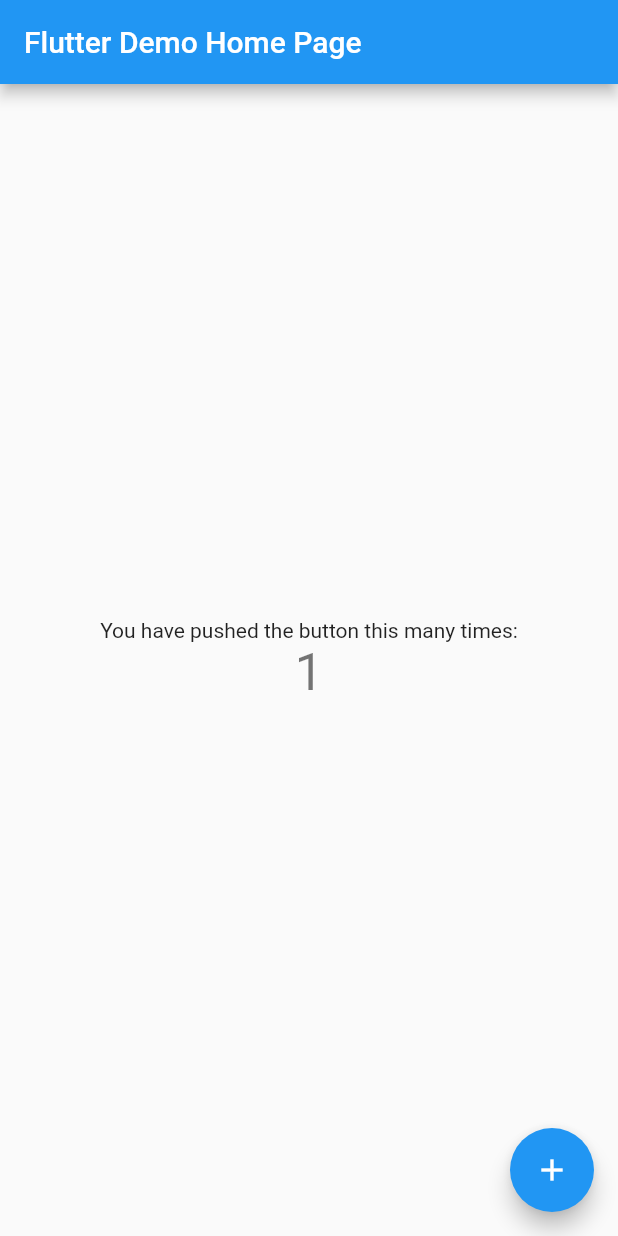
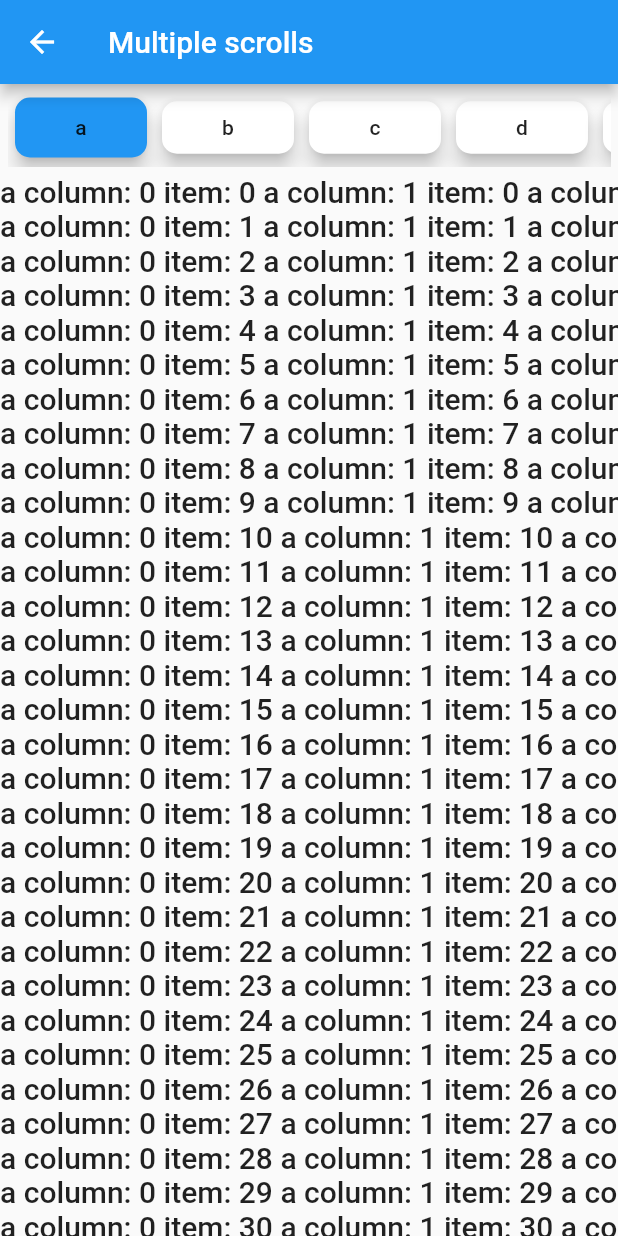
Before and after one commit to ivofernandes/anchor_tabs, a Flutter app: the screen it shows after launch, after a tap on the "add" icon, on a phone screen of 412 x 824 dp. Run offline on Flutter 3.47's test engine with Material 2 defaults, Android fonts, the phone set to English and light mode, and no system bars; our stand-ins replace visibility_detector.

Commit message:
Anchor tabs working with an example

```diff
--- a/example/lib/main.dart
+++ b/example/lib/main.dart
@@ -1,3 +1,5 @@
+import 'package:anchor_tabs/anchor_tabs.dart';
+import 'package:example/multi_scroll_example.dart';
 import 'package:flutter/material.dart';
 
 void main() {
@@ -5,111 +7,70 @@
 }
 
 class MyApp extends StatelessWidget {
-  const MyApp({Key? key}) : super(key: key);
+  const MyApp();
 
-  // This widget is the root of your application.
   @override
   Widget build(BuildContext context) {
     return MaterialApp(
-      title: 'Flutter Demo',
-      theme: ThemeData(
-        // This is the theme of your application.
-        //
-        // Try running your application with "flutter run". You'll see the
-        // application has a blue toolbar. Then, without quitting the app, try
-        // changing the primarySwatch below to Colors.green and then invoke
-        // "hot reload" (press "r" in the console where you ran "flutter run",
-        // or simply save your changes to "hot reload" in a Flutter IDE).
-        // Notice that the counter didn't reset back to zero; the application
-        // is not restarted.
-        primarySwatch: Colors.blue,
+        title: 'Flutter Demo',
+        theme: ThemeData.light(),
+        debugShowCheckedModeBanner: false,
+        home: Builder(
+          builder: (context) => Scaffold(
+            appBar: AppBar(
+              title: Text('Anchor tabs example'),
+              actions: [
+                IconButton(
+                  icon: Icon(
+                    Icons.add,
+                  ),
+                  onPressed: () => Navigator.push(
+                    context,
+                    MaterialPageRoute(builder: (context) {
+                      return MultiScrollExample();
+                    }),
+                  ),
+                )
+              ],
+            ),
+            body: SimpleExample(),
+          ),
+        ));
+  }
+}
+
+class SimpleExample extends StatelessWidget {
+  @override
+  Widget build(BuildContext context) {
+    List<String> tabsText = ['a', 'b', 'c', 'd', 'e', 'f', 'g', 'h', 'i', 'j'];
+
+    List<Widget> tabs = [];
+    List<Widget> body = [];
+
+    for (var element in tabsText) {
+      // Create a tab item
+      tabs.add(Text(element));
+
+      // Create a target item
+      body.add(ListView.builder(
+          scrollDirection: Axis.vertical,
+          shrinkWrap: true,
+          controller: ScrollController(),
+          itemCount: 40,
+          itemBuilder: (BuildContext ctxt, int i) {
+            return Text('$element  $i',
+                style: Theme.of(ctxt).textTheme.headline6);
+          }));
+    }
+
+    return Container(
+      margin: const EdgeInsets.all(10),
+      child: Column(
+        children: [
+          const Text('Simple example of anchor tabs'),
+          Expanded(child: AnchorTabPanel(tabs: tabs, body: body)),
+        ],
       ),
-      home: const MyHomePage(title: 'Flutter Demo Home Page'),
     );
   }
 }
-
-class MyHomePage extends StatefulWidget {
-  const MyHomePage({Key? key, required this.title}) : super(key: key);
-
-  // This widget is the home page of your application. It is stateful, meaning
-  // that it has a State object (defined below) that contains fields that affect
-  // how it looks.
-
-  // This class is the configuration for the state. It holds the values (in this
-  // case the title) provided by the parent (in this case the App widget) and
-  // used by the build method of the State. Fields in a Widget subclass are
-  // always marked "final".
-
-  final String title;
-
-  @override
-  State<MyHomePage> createState() => _MyHomePageState();
-}
-
-class _MyHomePageState extends State<MyHomePage> {
-  int _counter = 0;
-
-  void _incrementCounter() {
-    setState(() {
-      // This call to setState tells the Flutter framework that something has
-      // changed in this State, which causes it to rerun the build method below
-      // so that the display can reflect the updated values. If we changed
-      // _counter without calling setState(), then the build method would not be
-      // called again, and so nothing would appear to happen.
-      _counter++;
-    });
-  }
-
-  @override
-  Widget build(BuildContext context) {
-    // This method is rerun every time setState is called, for instance as done
-    // by the _incrementCounter method above.
-    //
-    // The Flutter framework has been optimized to make rerunning build methods
-    // fast, so that you can just rebuild anything that needs updating rather
-    // than having to individually change instances of widgets.
-    return Scaffold(
-      appBar: AppBar(
-        // Here we take the value from the MyHomePage object that was created by
-        // the App.build method, and use it to set our appbar title.
-        title: Text(widget.title),
-      ),
-      body: Center(
-        // Center is a layout widget. It takes a single child and positions it
-        // in the middle of the parent.
-        child: Column(
-          // Column is also a layout widget. It takes a list of children and
-          // arranges them vertically. By default, it sizes itself to fit its
-          // children horizontally, and tries to be as tall as its parent.
-          //
-          // Invoke "debug painting" (press "p" in the console, choose the
-          // "Toggle Debug Paint" action from the Flutter Inspector in Android
-          // Studio, or the "Toggle Debug Paint" command in Visual Studio Code)
-          // to see the wireframe for each widget.
-          //
-          // Column has various properties to control how it sizes itself and
-          // how it positions its children. Here we use mainAxisAlignment to
-          // center the children vertically; the main axis here is the vertical
-          // axis because Columns are vertical (the cross axis would be
-          // horizontal).
-          mainAxisAlignment: MainAxisAlignment.center,
-          children: <Widget>[
-            const Text(
-              'You have pushed the button this many times:',
-            ),
-            Text(
-              '$_counter',
-              style: Theme.of(context).textTheme.headline4,
-            ),
-          ],
-        ),
-      ),
-      floatingActionButton: FloatingActionButton(
-        onPressed: _incrementCounter,
-        tooltip: 'Increment',
-        child: const Icon(Icons.add),
-      ), // This trailing comma makes auto-formatting nicer for build methods.
-    );
-  }
-}
--- /dev/null
+++ b/example/lib/multi_scroll_example.dart
@@ -0,0 +1,47 @@
+import 'package:anchor_tabs/anchor_tabs.dart';
+import 'package:flutter/material.dart';
+
+class MultiScrollExample extends StatelessWidget {
+  const MultiScrollExample({Key? key}) : super(key: key);
+
+  @override
+  Widget build(BuildContext context) {
+    int columnNumber = 6;
+    List<String> tabsText = ['a', 'b', 'c', 'd', 'e', 'f', 'g', 'h', 'i', 'j'];
+
+    List<Widget> tabs = [];
+    List<Widget> body = [];
+
+    tabsText.forEach((element) {
+      // Create a tab item
+      tabs.add(Text(element));
+
+      // Create a target item
+      body.add(SingleChildScrollView(
+          scrollDirection: Axis.vertical,
+          child: ListView.builder(
+              scrollDirection: Axis.vertical,
+              shrinkWrap: true,
+              controller: ScrollController(),
+              itemCount: 40,
+              itemBuilder: (BuildContext ctxt, int i) {
+                List<Widget> columns = [];
+                for (int c = 0; c < columnNumber; c++) {
+                  columns.add(Text('$element column: $c item: $i ',
+                      style: Theme.of(ctxt).textTheme.headline6));
+                }
+
+                return SingleChildScrollView(
+                  scrollDirection: Axis.horizontal,
+                  child: Row(
+                    children: columns,
+                  ),
+                );
+              })));
+    });
+
+    return Scaffold(
+        appBar: AppBar(title: Text('Multiple scrolls')),
+        body: AnchorTabPanel(tabs: tabs, body: body));
+  }
+}
--- a/lib/anchor_tabs.dart
+++ b/lib/anchor_tabs.dart
@@ -1,7 +1,3 @@
 library anchor_tabs;
 
-/// A Calculator.
-class Calculator {
-  /// Returns [value] plus 1.
-  int addOne(int value) => value + 1;
-}
+export './src/anchor_tab_panel.dart';
--- /dev/null
+++ b/lib/src/anchor_tab_panel.dart
@@ -0,0 +1,198 @@
+import 'package:flutter/material.dart';
+import 'package:visibility_detector/visibility_detector.dart';
+
+/// Widget to manage multiple tabs that scroll
+class AnchorTabPanel extends StatefulWidget {
+  // Tabs that will move the scroll to the body widget
+  final List<Widget> tabs;
+
+  final List<Widget> body;
+  final int animationDuration;
+  final Curve animationCurve;
+  final ScrollController? scrollController;
+
+  final double tabHeight;
+  final double selectedTabHeight;
+
+  // Flag to avoid build each time the state changes,
+  // is quite annoying for development so by default is setted to false
+  final bool prod;
+
+  const AnchorTabPanel(
+      {required this.tabs,
+      required this.body,
+      this.animationDuration = 1000,
+      this.animationCurve = Curves.ease,
+      this.scrollController,
+      this.prod = false,
+      this.tabHeight = 35,
+      this.selectedTabHeight = 40,
+      Key? key})
+      : assert(tabs.length == body.length),
+        super(key: key);
+
+  @override
+  _AnchorTabPanelState createState() => _AnchorTabPanelState();
+}
+
+class _AnchorTabPanelState extends State<AnchorTabPanel> {
+  // Keys of the tab items
+  late List<GlobalKey?> keysTabs;
+
+  // Keys of the body items
+  late List<GlobalKey?> keysBody;
+
+  // Body widgets
+  Widget? bodyWidget;
+
+  // Identify how much percentage of each body widget is visible
+  List<double>? visibility;
+
+  // Selected tab
+  int selectedTab = 0;
+
+  @override
+  Widget build(BuildContext context) {
+    keysTabs = List.generate(widget.tabs.length, (index) => null);
+
+    double screenWidth = MediaQuery.of(context).size.width;
+
+    Widget tabsWidget = createTabsWidget();
+
+    List<Widget> blocks = [];
+    // Create the body widgets just once
+    // as the set state is just to to control the selected tab
+    if (visibility == null ||
+        visibility!.length != widget.tabs.length ||
+        !widget.prod) {
+      visibility = List.generate(widget.tabs.length, (index) => 0);
+      keysBody = List.generate(widget.body.length, (index) => null);
+      for (int i = 0; i < widget.body.length; i++) {
+        Widget widgetMapKey = widget.tabs[i];
+        Widget targetWiget = widget.body[i];
+        blocks.add(generateBlock(i, widgetMapKey, screenWidth, targetWiget));
+      }
+
+      bodyWidget = Expanded(
+        child: SingleChildScrollView(
+          controller: widget.scrollController ?? ScrollController(),
+          child: Column(
+            children: blocks,
+          ),
+        ),
+      );
+    }
+
+    Column result = Column(
+      children: [
+        tabsWidget,
+        bodyWidget!,
+      ],
+    );
+
+    return result;
+  }
+
+  Widget createTabsWidget() {
+    // Create the tabs widget
+    List<Widget> tabsItems = [];
+
+    for (int i = 0; i < widget.tabs.length; i++) {
+      Widget widgetMapKey = widget.tabs[i];
+      GlobalKey tabKey = GlobalKey(debugLabel: 'tab' + i.toString());
+      keysTabs[i] = tabKey;
+
+      tabsItems.add(Container(
+          margin: const EdgeInsets.symmetric(horizontal: 5.0),
+          child: Column(
+            children: [
+              MaterialButton(
+                  elevation: 5,
+                  shape: RoundedRectangleBorder(
+                      borderRadius: BorderRadius.circular(10.0)),
+                  key: tabKey,
+                  height: selectedTab == i
+                      ? widget.selectedTabHeight
+                      : widget.tabHeight,
+                  color: selectedTab == i
+                      ? Theme.of(context).colorScheme.secondary
+                      : Theme.of(context).cardColor,
+                  child: widgetMapKey,
+                  onPressed: () {
+                    scrollToWidgetWithKey(keysBody[i]!);
+                    if (mounted) {
+                      setState(() {
+                        selectedTab = i;
+                      });
+                    }
+                  }),
+            ],
+          )));
+    }
+
+    Widget tabsWidget = Container(
+      margin: const EdgeInsets.all(5),
+      height: widget.selectedTabHeight + 10,
+      child: ListView(
+        scrollDirection: Axis.horizontal,
+        children: tabsItems,
+      ),
+    );
+
+    return tabsWidget;
+  }
+
+  /// Generate block for the index
+  Widget generateBlock(
+      int index, Widget widgetMapKey, double screenWidth, Widget targetWidget) {
+    final GlobalKey key = GlobalKey(debugLabel: 'block' + index.toString());
+    keysBody[index] = key;
+
+    return VisibilityDetector(
+        key: key,
+        onVisibilityChanged: (visibilityInfo) {
+          var visiblePercentage = visibilityInfo.visibleFraction * 100;
+          visibility![index] = visiblePercentage;
+          int currentIndex = lastVisibleIndex(visibility!);
+
+          bool validIndex = currentIndex >= 0;
+          bool changedTab = selectedTab != currentIndex;
+          bool isVisible = visiblePercentage > 0;
+          if (validIndex && changedTab && isVisible) {
+            if (mounted) {
+              setState(() {
+                selectedTab = currentIndex;
+                scrollToWidgetWithKey(keysTabs[currentIndex]!);
+              });
+            }
+          }
+        },
+        child: targetWidget);
+  }
+
+  void scrollToWidgetWithKey(GlobalKey key) {
+    if (key.currentContext != null) {
+      Scrollable.ensureVisible(key.currentContext!,
+          duration: Duration(milliseconds: widget.animationDuration),
+          curve: widget.animationCurve);
+    }
+  }
+
+  static int lastVisibleIndex(List<double> visibility) {
+    int lastIndex = -1;
+
+    if (visibility[0] > 0) {
+      return 0;
+    } else if (visibility[visibility.length - 1] > 0) {
+      return visibility.length - 1;
+    }
+
+    for (int i = 1; i < visibility.length - 1; i++) {
+      if (visibility[i] > 0) {
+        return i;
+      }
+    }
+
+    return lastIndex;
+  }
+}
--- a/pubspec.yaml
+++ b/pubspec.yaml
@@ -8,6 +8,7 @@
   flutter: ">=1.17.0"
 
 dependencies:
+  visibility_detector: ^0.3.3
   flutter:
     sdk: flutter
 
```
Also changed, not shown: example/pubspec.lock.
